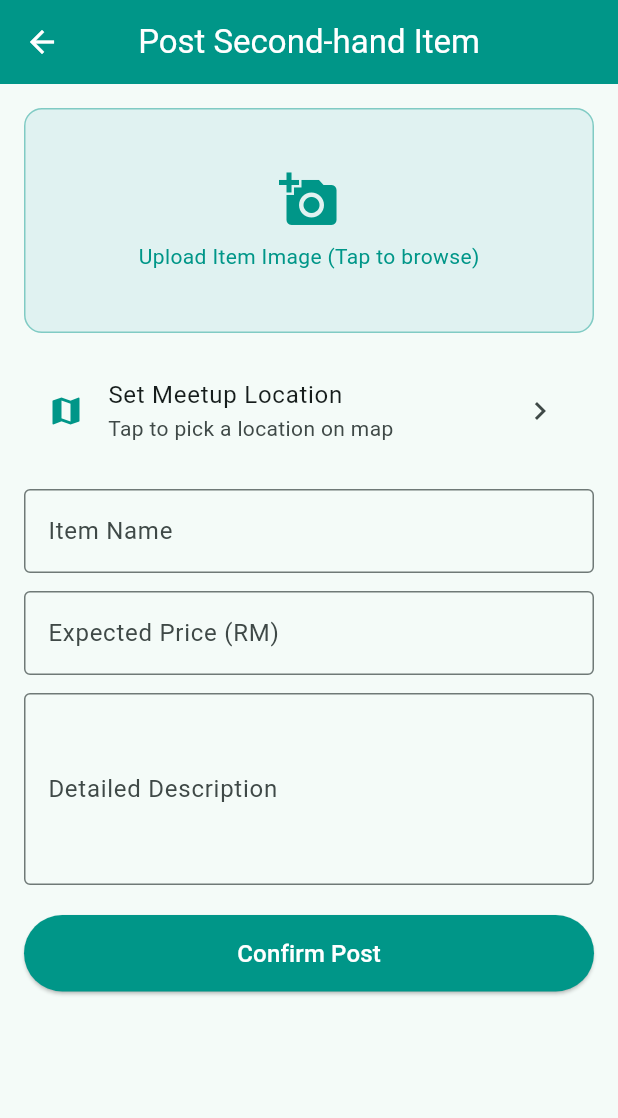
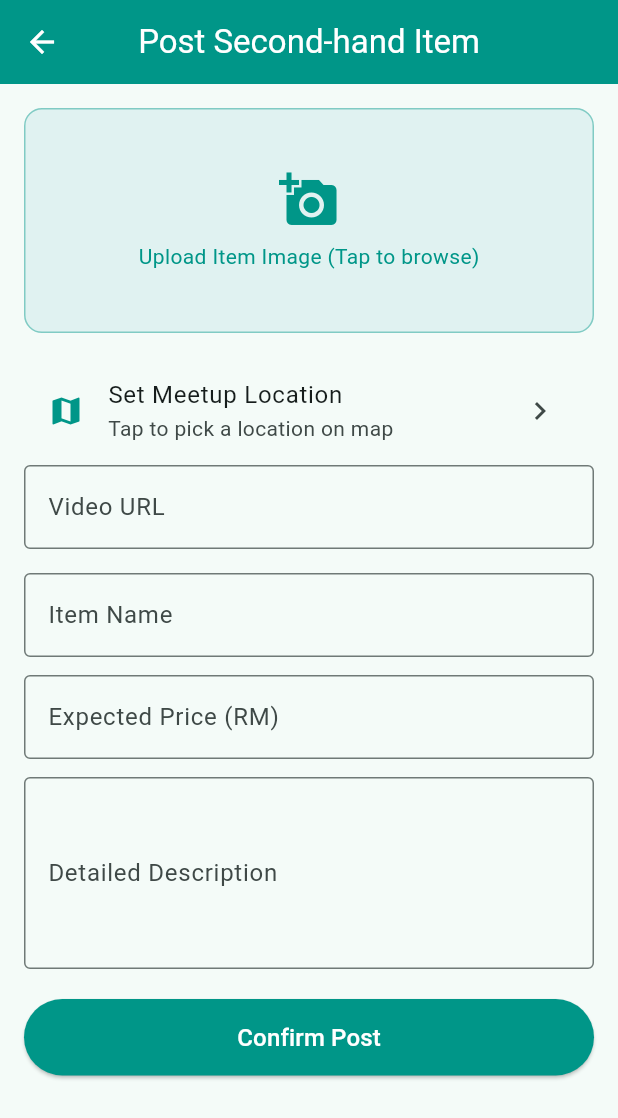
Before and after one commit to Tianqing-Tz/Mobile-APP-Final-Project, a Flutter app: the HomeScreen screen opened by its route, after a tap on the "add" icon, on a phone screen of 412 x 824 dp. Shown: the top 1118 px of the screen. Run offline on Flutter 3.47's test engine with Material 3 defaults, Android fonts, the phone set to English and light mode, and no system bars; our stand-ins replace audioplayers, cloud_firestore, firebase_auth, firebase_core, flutter_image_compress, flutter_map and 3 more; accounts and stored records are empty.

Commit message:
Final submission: Fix video URL handling with url_launcher and update AndroidManifest

```diff
--- a/lib/models/product_model.dart
+++ b/lib/models/product_model.dart
@@ -13,6 +13,7 @@ class Product {
   final String? imageBase64;
   final double? latitude;
   final double? longitude;
+  final String? videoUrl;
   Product({
     this.firestoreId,
     this.id,
@@ -26,6 +27,7 @@ class Product {
     this.imageBase64,
     this.latitude,
     this.longitude,
+    this.videoUrl,
   });
 
   factory Product.fromFirestore(DocumentSnapshot doc) {
@@ -41,6 +43,7 @@ class Product {
       imageBase64: data['imageBase64'],
       latitude: (data['latitude'] as num?)?.toDouble(),
       longitude: (data['longitude'] as num?)?.toDouble(),
+      videoUrl: data['video_url'],
     );
   }
 
@@ -56,6 +59,7 @@ class Product {
       imagePath: map['image_path'],
       latitude: (map['latitude'] as num?)?.toDouble(),
       longitude: (map['longitude'] as num?)?.toDouble(),
+      videoUrl: map['video_url'],
     );
   }
 
@@ -71,6 +75,7 @@ class Product {
       'image_path': imagePath,
       if (latitude != null) 'latitude': latitude,
       if (longitude != null) 'longitude': longitude,
+      if (videoUrl != null) 'video_url': videoUrl,
     };
   }
 }
--- a/lib/screens/content_screen.dart
+++ b/lib/screens/content_screen.dart
@@ -7,6 +7,7 @@ import 'package:latlong2/latlong.dart';
 import '../models/product_model.dart';
 import '../services/firebase_service.dart';
 import 'map_picker_screen.dart';
+import 'package:url_launcher/url_launcher.dart';
 
 class ContentScreen extends StatefulWidget {
   const ContentScreen({super.key});
@@ -25,6 +26,7 @@ class _ContentScreenState extends State<ContentScreen> {
   String _description = '';
   String? _selectedImagePath;
   LatLng? _pickedLocation;
+  String? _uploadedVideoUrl;
   bool _isFavCached = false;
   bool _sessionLoaded = false;
   bool _isSubmitting = false;
@@ -217,6 +219,18 @@ class _ContentScreenState extends State<ContentScreen> {
                 }
               },
             ),
+            TextFormField(
+              initialValue: isEdit ? product.videoUrl ?? '' : '',
+              decoration: const InputDecoration(
+                labelText: 'Video URL',
+                border: OutlineInputBorder(),
+              ),
+              onSaved: (val) {
+                print("Saving video URL: $val");
+                _uploadedVideoUrl = val;
+              },
+            ),
+
             const SizedBox(height: 16),
             TextFormField(
               initialValue: isEdit ? product.title : '',
@@ -261,7 +275,6 @@ class _ContentScreenState extends State<ContentScreen> {
                   : () async {
                       if (!_formKey.currentState!.validate()) return;
                       _formKey.currentState!.save();
-                      setState(() => _isSubmitting = true);
                       try {
                         if (isEdit) {
                           await _fbService.updateProduct(
@@ -276,6 +289,7 @@ class _ContentScreenState extends State<ContentScreen> {
                               imagePath: _selectedImagePath,
                               latitude: _pickedLocation?.latitude,
                               longitude: _pickedLocation?.longitude,
+                              videoUrl: _uploadedVideoUrl,
                               imageBase64: _selectedImagePath == null
                                   ? product.imageBase64
                                   : null,
@@ -290,14 +304,13 @@ class _ContentScreenState extends State<ContentScreen> {
                               imagePath: _selectedImagePath,
                               latitude: _pickedLocation?.latitude,
                               longitude: _pickedLocation?.longitude,
+                              videoUrl: _uploadedVideoUrl,
                             ),
                           );
                         }
                         if (!mounted) return;
                         Navigator.pop(context, true);
                       } catch (e) {
-                        if (!mounted) return;
-                        setState(() => _isSubmitting = false);
                         ScaffoldMessenger.of(
                           context,
                         ).showSnackBar(SnackBar(content: Text('Error: $e')));
@@ -417,6 +430,37 @@ class _ContentScreenState extends State<ContentScreen> {
             ),
           ],
           const SizedBox(height: 20),
+          if (product.videoUrl != null && product.videoUrl!.isNotEmpty)
+            Padding(
+              padding: const EdgeInsets.symmetric(vertical: 8.0),
+              child: ElevatedButton.icon(
+                icon: const Icon(Icons.open_in_new),
+                label: const Text('Watch Item Video'),
+                onPressed: () async {
+                  final Uri url = Uri.parse(product.videoUrl!.trim());
+                  try {
+                    final bool launched = await launchUrl(
+                      url,
+                      mode: LaunchMode.externalApplication,
+                    );
+
+                    if (!launched) {
+                      throw 'Could not launch $url';
+                    }
+                  } catch (e) {
+                    if (mounted) {
+                      ScaffoldMessenger.of(context).showSnackBar(
+                        const SnackBar(
+                          content: Text(
+                            'Unable to open the link. Please check if the URL is correct.',
+                          ),
+                        ),
+                      );
+                    }
+                  }
+                },
+              ),
+            ),
           if (isOwner)
             SizedBox(
               width: double.infinity,
--- a/lib/services/firebase_service.dart
+++ b/lib/services/firebase_service.dart
@@ -137,6 +137,7 @@ class FirebaseService {
       'imageBase64': imageBase64 ?? '',
       'latitude': product.latitude,
       'longitude': product.longitude,
+      'video_url': product.videoUrl,
       'status': 0,
       'createdAt': FieldValue.serverTimestamp(),
     });
@@ -176,6 +177,7 @@ class FirebaseService {
       'price': product.price,
       'description': product.description,
       'imageBase64': imageBase64 ?? '',
+      'video_url': product.videoUrl,
     });
   }
 
--- a/pubspec.yaml
+++ b/pubspec.yaml
@@ -20,6 +20,9 @@ dependencies:
   flutter_map: ^7.0.0
   latlong2: ^0.9.0
   audioplayers: ^6.0.0
+  firebase_storage: ^12.0.0
+  video_player: ^2.9.0
+  url_launcher: ^6.3.0
 
 dev_dependencies:
   flutter_test:
```
Also changed, not shown: pubspec.lock, 1 other file.
